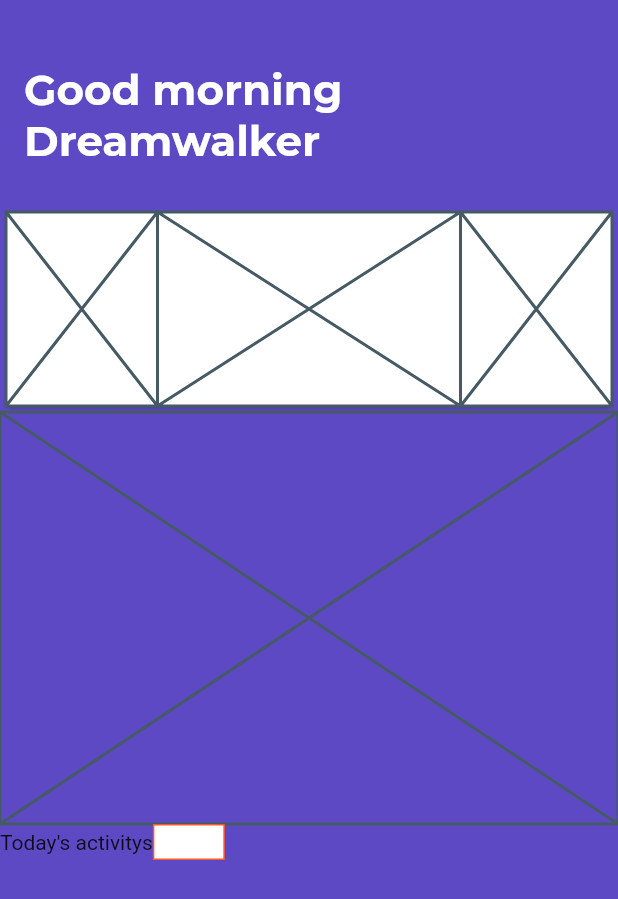
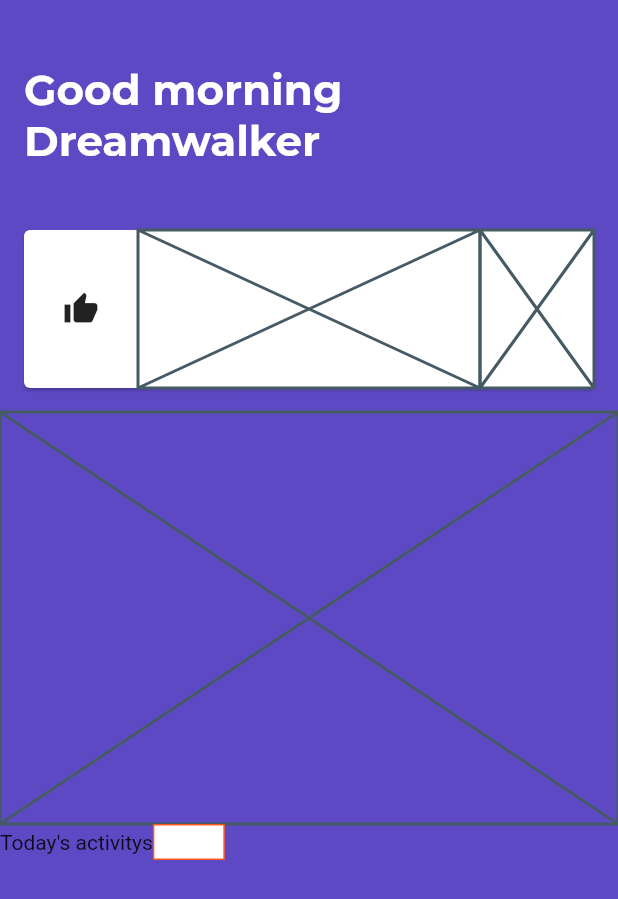
Before and after one commit to JAICHANGPARK/flutter_notebook_5th_story, a Flutter app: the screen it shows after launch, on a phone screen of 412 x 824 dp. Shown: the top 899 px of the screen. Run offline on Flutter 3.47's test engine with Material 2 defaults, Android fonts, the phone set to English and light mode, and no system bars; our stand-ins replace google_fonts; missing offline and left inert: calendar_strip.

Commit message:
Update dilay_main_page.dart

```diff
--- a/lib/ep425_daily_activity_app/dilay_main_page.dart
+++ b/lib/ep425_daily_activity_app/dilay_main_page.dart
@@ -52,16 +52,20 @@ class DailyMainPage extends StatelessWidget {
                         ),
                       ),
                       Expanded(
+                        child: Padding(
+                          padding: const EdgeInsets.all(12.0),
                           child: Card(
                             color: Theme.of(context).cardColor,
                             child: Row(
                               children: [
                                 Expanded(
                                   flex: 1,
-                                child: Placeholder(),
+                                  child: Icon(
+                                    Icons.thumb_up
+                                  ),
                                 ),
                                 Expanded(
-                                flex: 2,
+                                  flex: 3,
                                   child: Placeholder(),
                                 ),
                                 Expanded(
@@ -69,6 +73,7 @@ class DailyMainPage extends StatelessWidget {
                                   child: Placeholder(),
                                 )
                               ],
+                            ),
                           ),
                         ),
                       )
```
Lines whose indentation alone changed are shown as unchanged.
